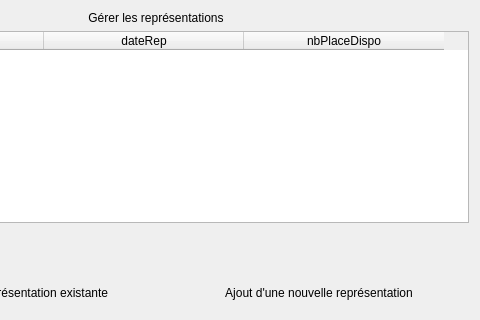
Old version of the form Theatre_Project/gui/fct_comp_8.ui in the repository ALLian96/Projet2018BD; both pictures show x 168 to 648 and y 0 to 320 of the 648 by 469 pixel window.
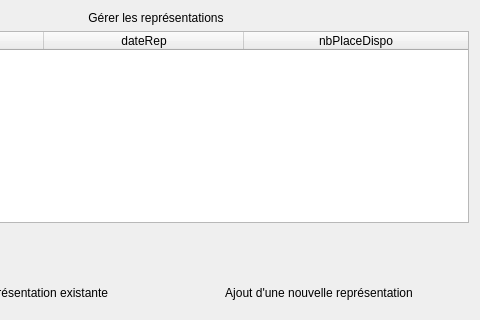
New version of the form.

```diff
--- a/Theatre_Project/gui/fct_comp_8.ui
+++ b/Theatre_Project/gui/fct_comp_8.ui
@@ -42,10 +42,10 @@
       <number>50</number>
      </attribute>
      <attribute name="horizontalHeaderStretchLastSection">
-      <bool>false</bool>
+      <bool>true</bool>
      </attribute>
      <attribute name="verticalHeaderVisible">
-      <bool>true</bool>
+      <bool>false</bool>
      </attribute>
      <column>
       <property name="text">
```
